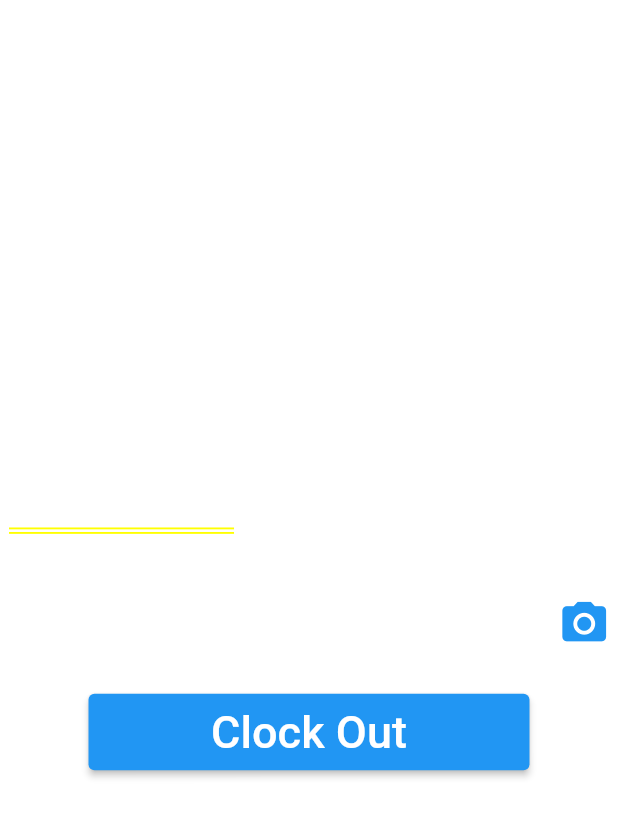
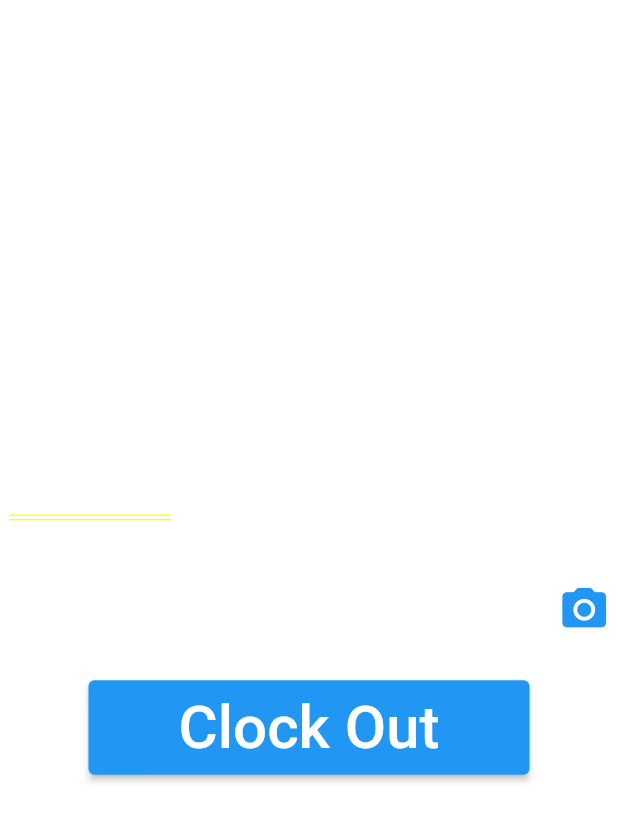
Before and after one commit to oatleals/ShepherdUI, a Flutter app: the ClockOutForm screen opened by its route, on a phone screen of 412 x 824 dp. Shown: the top 822 px of the screen. Run offline on Flutter 3.47's test engine with Material 2 defaults, Android fonts, the phone set to English and light mode, and no system bars.

Commit message:
more consistency changes

```diff
--- a/shepherd/lib/UI/ClockOutForm.dart
+++ b/shepherd/lib/UI/ClockOutForm.dart
@@ -20,15 +20,15 @@ class _ClockOutFormState extends State<ClockOutForm> {
               children: [
                 Text("Client ID:",
                   style: TextStyle(
-                    fontSize: 25,
+                    fontSize: 18,
                     color: Colors.white
                   )
                 ),
                 Text(
                   " " + Provider.of<GlobalState>(context).myController.text,
                   style: TextStyle(
-                    fontSize: 40,
-                    color: Colors.white
+                    fontSize: 35,
+                    color: Colors.blue
                   )                ),
               ],
             ),
@@ -71,10 +71,12 @@ class _ClockOutFormState extends State<ClockOutForm> {
               // This is how to get the maximum width of the display.
               width: MediaQuery.of(context).size.width - 150,
               child: Center(
-                child: Center(child: Padding(
-                  padding: const EdgeInsets.all(8.0),
-                  child: Text("Clock Out", style: TextStyle(fontSize: 30)),
-                ),)
+                child: Center(
+                  child: Padding(
+                    padding: const EdgeInsets.all(8.0),
+                    child: Text("Clock Out", style: TextStyle(fontSize: 40)),
+                  ),
+                )
               )
             )
           ),
```
